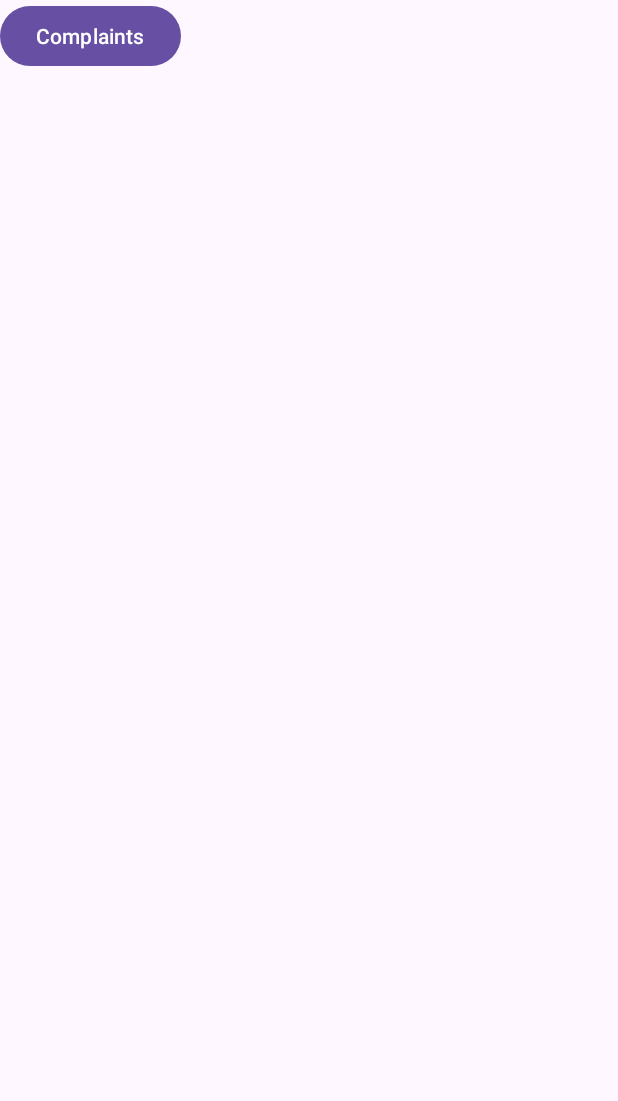
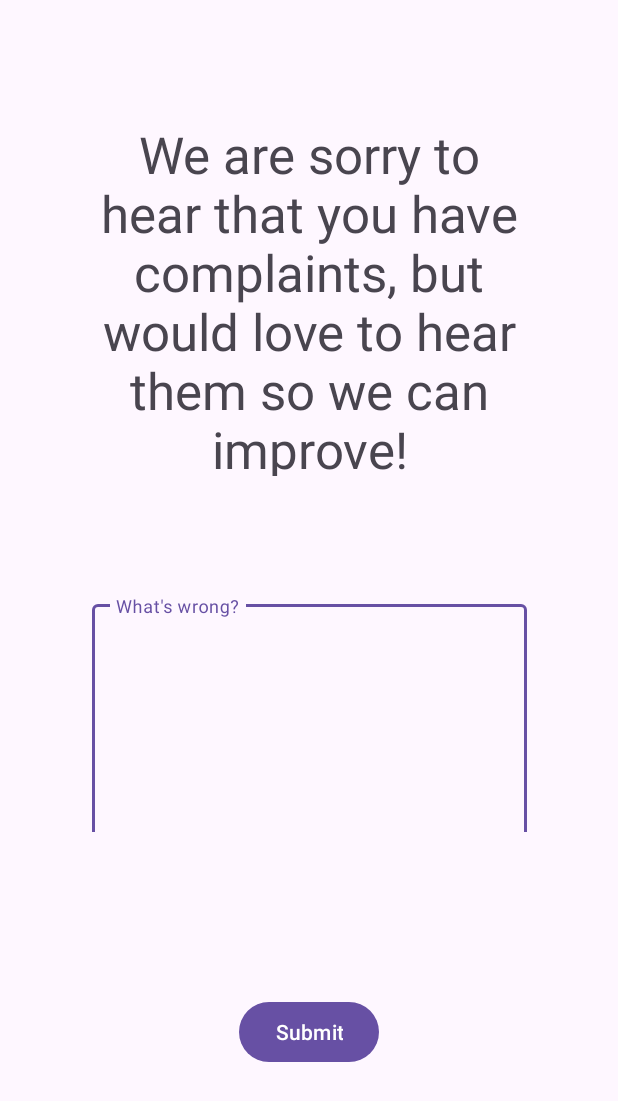
Before and after one commit to NabilAldihni/Group21Project, an Android app: the screen it shows after launch (MainActivity), on a phone screen of 412 x 824 dp. Shown: the top 1101 px of the screen. Run offline under Robolectric (Android 15) with nearby library versions, the phone set to English and light mode, and no system bars; our stand-ins replace Firebase (no records; nobody signed in at launch, a user with empty details on screens opened directly).

Commit message:
Changed complaints activity to fragment

```diff
--- a/app/src/main/AndroidManifest.xml
+++ b/app/src/main/AndroidManifest.xml
@@ -14,7 +14,7 @@
         android:theme="@style/Theme.Group21Project"
         tools:targetApi="31">
         <activity
-            android:name=".SubmitComplaintsActivity"
+            android:name=".SubmitComplaintsFragment"
             android:exported="false" />
         <activity
             android:name=".MainActivity"
--- a/app/src/main/java/com/example/group21project/MainActivity.java
+++ b/app/src/main/java/com/example/group21project/MainActivity.java
@@ -1,6 +1,5 @@
 package com.example.group21project;
 
-import androidx.annotation.NonNull;
 import androidx.appcompat.app.AppCompatActivity;
 
 import android.content.Intent;
@@ -15,12 +14,16 @@ public class MainActivity extends AppCompatActivity {
         super.onCreate(savedInstanceState);
         setContentView(R.layout.activity_main);
 
-        Button yourButton = (Button) findViewById(R.id.button);
+        if (findViewById(R.id.fragment_container) != null) {
+            if (savedInstanceState != null) {
+                return;
+            }
 
-        yourButton.setOnClickListener(new View.OnClickListener(){
-            public void onClick(View v){
-                startActivity(new Intent(MainActivity.this, SubmitComplaintsActivity.class));
-            }
-        });
+            SubmitComplaintsFragment myFragment = new SubmitComplaintsFragment();
+
+            getSupportFragmentManager().beginTransaction()
+                    .add(R.id.fragment_container, myFragment).commit();
+        }
+
     }
 }
--- a/app/src/main/java/com/example/group21project/SubmitComplaintsActivity.java
+++ b/app/src/main/java/com/example/group21project/SubmitComplaintsFragment.java
@@ -1,14 +1,15 @@
 package com.example.group21project;
 
 import androidx.annotation.NonNull;
+import androidx.annotation.Nullable;
 import androidx.appcompat.app.AppCompatActivity;
-import androidx.coordinatorlayout.widget.CoordinatorLayout;
+import androidx.fragment.app.Fragment;
 
 import android.os.Bundle;
-import android.util.Log;
+import android.view.LayoutInflater;
 import android.view.View;
+import android.view.ViewGroup;
 import android.widget.Button;
-import android.widget.EditText;
 
 import com.google.android.gms.tasks.OnFailureListener;
 import com.google.android.gms.tasks.OnSuccessListener;
@@ -20,15 +21,20 @@ import com.google.firebase.firestore.FirebaseFirestore;
 import java.util.HashMap;
 import java.util.Map;
 
-public class SubmitComplaintsActivity extends AppCompatActivity {
+public class SubmitComplaintsFragment extends Fragment {
+
+    @Nullable
+    @Override
+    public View onCreateView(LayoutInflater inflater, ViewGroup container, Bundle savedInstanceState) {
+        return inflater.inflate(R.layout.fragment_submit_complaints, container, false);
+    }
 
     @Override
-    protected void onCreate(Bundle savedInstanceState) {
-        super.onCreate(savedInstanceState);
-        setContentView(R.layout.activity_submit_complaints);
+    public void onViewCreated(@NonNull View view, Bundle savedInstanceState) {
+        super.onViewCreated(view, savedInstanceState);
 
-        Button submitBtn = (Button) findViewById(R.id.submitComplaintBtn);
-        TextInputEditText complaintTextInput = (TextInputEditText) findViewById(R.id.complaintsTextInput);
+        Button submitBtn = (Button) view.findViewById(R.id.submitComplaintBtn);
+        TextInputEditText complaintTextInput = (TextInputEditText) view.findViewById(R.id.complaintsTextInput);
 
         submitBtn.setOnClickListener(new View.OnClickListener(){
             public void onClick(View v) {
--- a/app/src/main/res/layout/activity_main.xml
+++ b/app/src/main/res/layout/activity_main.xml
@@ -6,11 +6,10 @@
     android:layout_height="match_parent"
     tools:context=".MainActivity">
 
-    <Button
-        android:id="@+id/button"
-        android:layout_width="wrap_content"
-        android:layout_height="wrap_content"
-        android:text="Complaints"
-        tools:layout_editor_absoluteX="147dp"
-        tools:layout_editor_absoluteY="293dp" />
+    <!-- activity_main.xml -->
+    <FrameLayout xmlns:android="http://schemas.android.com/apk/res/android"
+        android:id="@+id/fragment_container"
+        android:layout_width="match_parent"
+        android:layout_height="match_parent"/>
+
 </androidx.constraintlayout.widget.ConstraintLayout>
--- a/app/src/main/res/layout/activity_submit_complaints.xml
+++ b/app/src/main/res/layout/fragment_submit_complaints.xml
@@ -4,7 +4,7 @@
     xmlns:tools="http://schemas.android.com/tools"
     android:layout_width="match_parent"
     android:layout_height="match_parent"
-    tools:context=".SubmitComplaintsActivity">
+    tools:context=".SubmitComplaintsFragment">
 
     <TextView
         android:id="@+id/complaintsText"
```
